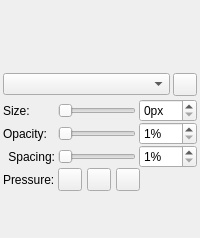
This is src/client/ui/pensettings.ui in drawpile/Drawpile as Qt 5 draws it before an edit. The edited form follows.
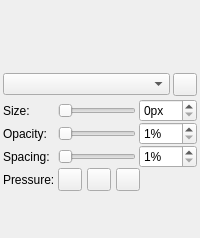
This is the edited form. Icons and pictures are not drawn. Custom widgets are drawn as their Qt base class.

Commit message: UI element alignment fix

Patch:
```diff
--- a/src/client/ui/pensettings.ui
+++ b/src/client/ui/pensettings.ui
@@ -95,9 +95,6 @@
        <property name="text">
         <string>Spacing:</string>
        </property>
-       <property name="alignment">
-        <set>Qt::AlignRight|Qt::AlignTrailing|Qt::AlignVCenter</set>
-       </property>
       </widget>
      </item>
      <item row="0" column="0">
```
Left out of the diff: 4 changed lines with no effect on the pictures.
